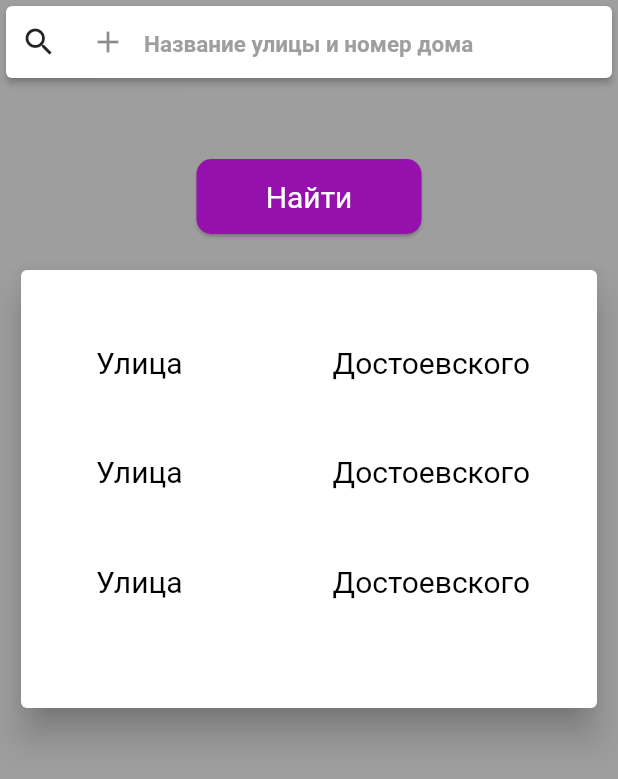
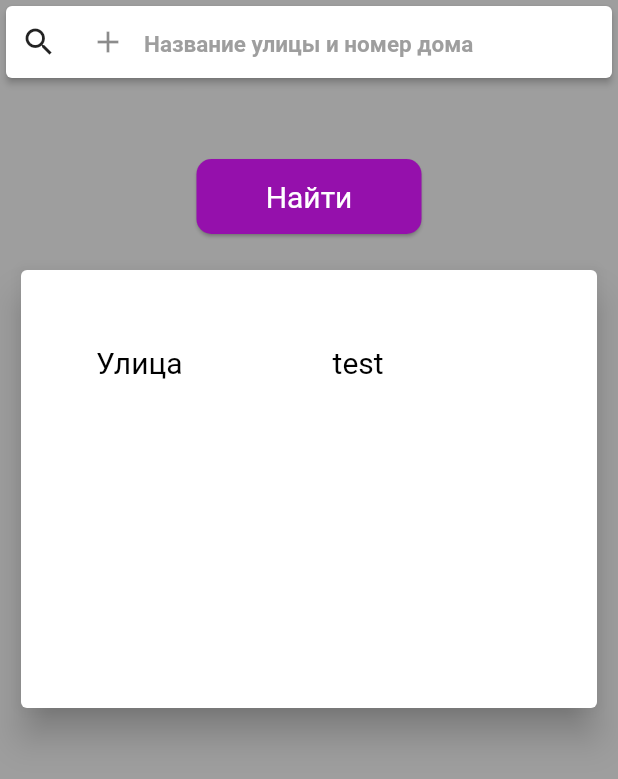
Before and after one commit to pen-dev/steria-ui, a Flutter app: the screen it shows after launch, on a phone screen of 412 x 824 dp. Shown: the top 779 px of the screen. Run offline on Flutter 3.47's test engine with Material 2 defaults, Android fonts, the phone set to English and light mode, and no system bars.

Commit message:
интерактивный UI

```diff
--- a/lib/searchPage.dart
+++ b/lib/searchPage.dart
@@ -180,9 +180,7 @@ class _SearchGeneralPageState extends State<SearchGeneralPage>
                child: Column(
                    children: <Widget>[
                      SizedBox(height: 50.0),
-                     _rowInfo('Улица', 'Достоевского'),
-                     _rowInfo('Улица', 'Достоевского'),
-                     _rowInfo('Улица', 'Достоевского'),
+                     _rowInfo('Улица', _address),
                    ]
                ),
              ),
```
